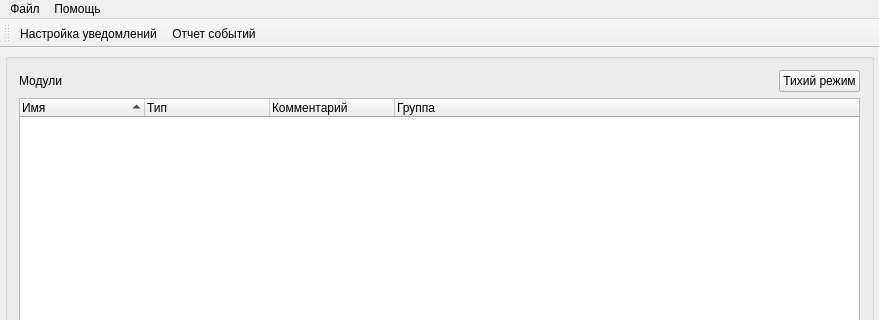
Before: the Qt Designer form src/SVMonitor/forms/mainwin.ui in Tyill/SVisual, drawn with Qt 5; both pictures show x 0 to 879 and y 0 to 320 of the 879 by 613 pixel window.
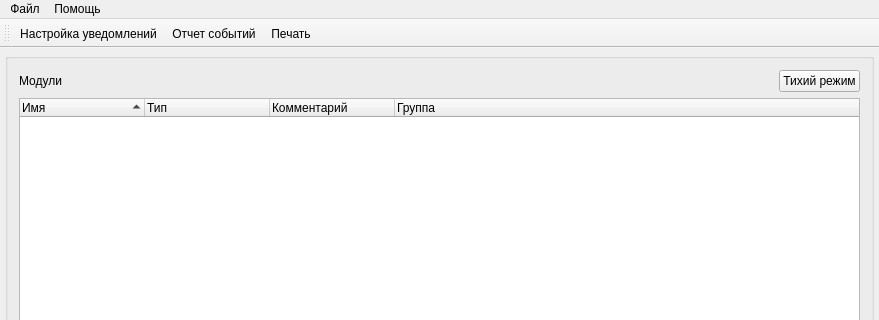
After: the same form once the commit is applied. Icons and pictures are not drawn. Custom widgets are drawn as their Qt base class.

```diff
--- a/src/SVMonitor/forms/mainwin.ui
+++ b/src/SVMonitor/forms/mainwin.ui
@@ -230,6 +230,7 @@
    </attribute>
    <addaction name="actionTrgPanel"/>
    <addaction name="actionEventOrder"/>
+   <addaction name="actionPrint"/>
   </widget>
   <action name="actionOpen">
    <property name="icon">
@@ -296,6 +297,15 @@
     <string>Проверить обновления</string>
    </property>
   </action>
+  <action name="actionPrint">
+   <property name="icon">
+    <iconset resource="../resources/resource.qrc">
+     <normaloff>:/SVMonitor/images/print.png</normaloff>:/SVMonitor/images/print.png</iconset>
+   </property>
+   <property name="text">
+    <string>Печать</string>
+   </property>
+  </action>
  </widget>
  <layoutdefault spacing="6" margin="11"/>
  <customwidgets>
```
Left out of the diff: 10 changed lines with no effect on the pictures.
